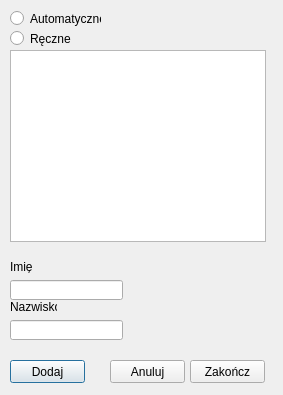
This is add_presence_dialog.ui in MichalKNR/FitMaster5000 as Qt 5 draws it before an edit. The edited form follows.
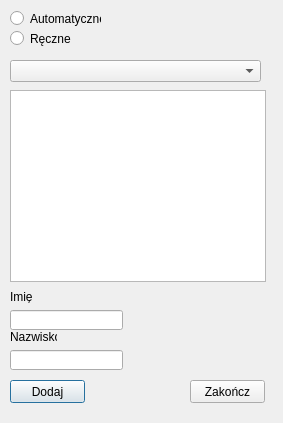
This is the edited form.

Commit message: Feature is reade, added possibility to choose what event to signup

Patch:
```diff
--- a/add_presence_dialog.ui
+++ b/add_presence_dialog.ui
@@ -7,7 +7,7 @@
     <x>0</x>
     <y>0</y>
     <width>283</width>
-    <height>395</height>
+    <height>423</height>
    </rect>
   </property>
   <property name="windowTitle">
@@ -43,7 +43,7 @@
    <property name="geometry">
     <rect>
      <x>10</x>
-     <y>280</y>
+     <y>310</y>
      <width>113</width>
      <height>20</height>
     </rect>
@@ -53,7 +53,7 @@
    <property name="geometry">
     <rect>
      <x>10</x>
-     <y>320</y>
+     <y>350</y>
      <width>113</width>
      <height>20</height>
     </rect>
@@ -63,7 +63,7 @@
    <property name="geometry">
     <rect>
      <x>10</x>
-     <y>360</y>
+     <y>380</y>
      <width>75</width>
      <height>23</height>
     </rect>
@@ -76,7 +76,7 @@
    <property name="geometry">
     <rect>
      <x>10</x>
-     <y>260</y>
+     <y>290</y>
      <width>47</width>
      <height>13</height>
     </rect>
@@ -89,7 +89,7 @@
    <property name="geometry">
     <rect>
      <x>10</x>
-     <y>300</y>
+     <y>330</y>
      <width>47</width>
      <height>13</height>
     </rect>
@@ -102,7 +102,7 @@
    <property name="geometry">
     <rect>
      <x>190</x>
-     <y>360</y>
+     <y>380</y>
      <width>75</width>
      <height>23</height>
     </rect>
@@ -111,29 +111,26 @@
     <string>Zakończ</string>
    </property>
   </widget>
-  <widget class="QPushButton" name="Cancel_PB">
-   <property name="geometry">
-    <rect>
-     <x>110</x>
-     <y>360</y>
-     <width>75</width>
-     <height>23</height>
-    </rect>
-   </property>
-   <property name="text">
-    <string>Anuluj</string>
-   </property>
-  </widget>
   <widget class="QTableWidget" name="Participants_TV">
    <property name="geometry">
     <rect>
      <x>10</x>
-     <y>50</y>
+     <y>90</y>
      <width>256</width>
      <height>192</height>
     </rect>
    </property>
   </widget>
+  <widget class="QComboBox" name="Events_Selection_CB">
+   <property name="geometry">
+    <rect>
+     <x>10</x>
+     <y>60</y>
+     <width>251</width>
+     <height>22</height>
+    </rect>
+   </property>
+  </widget>
  </widget>
  <resources/>
  <connections/>
```
The commit also changes 5 other files.
